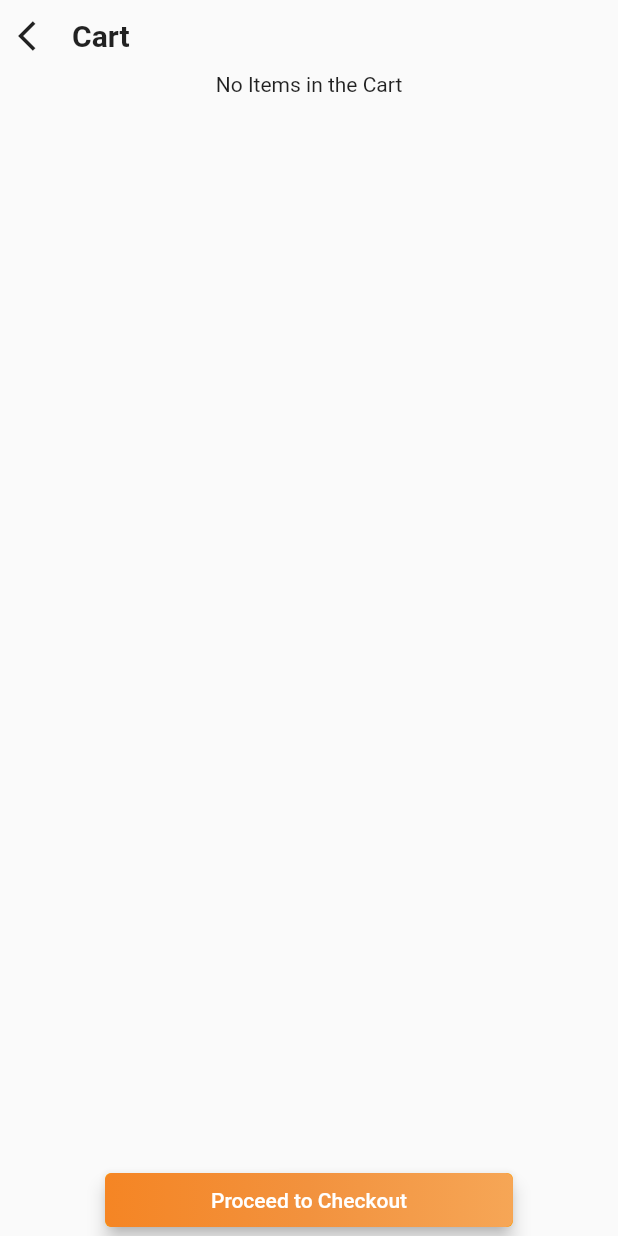
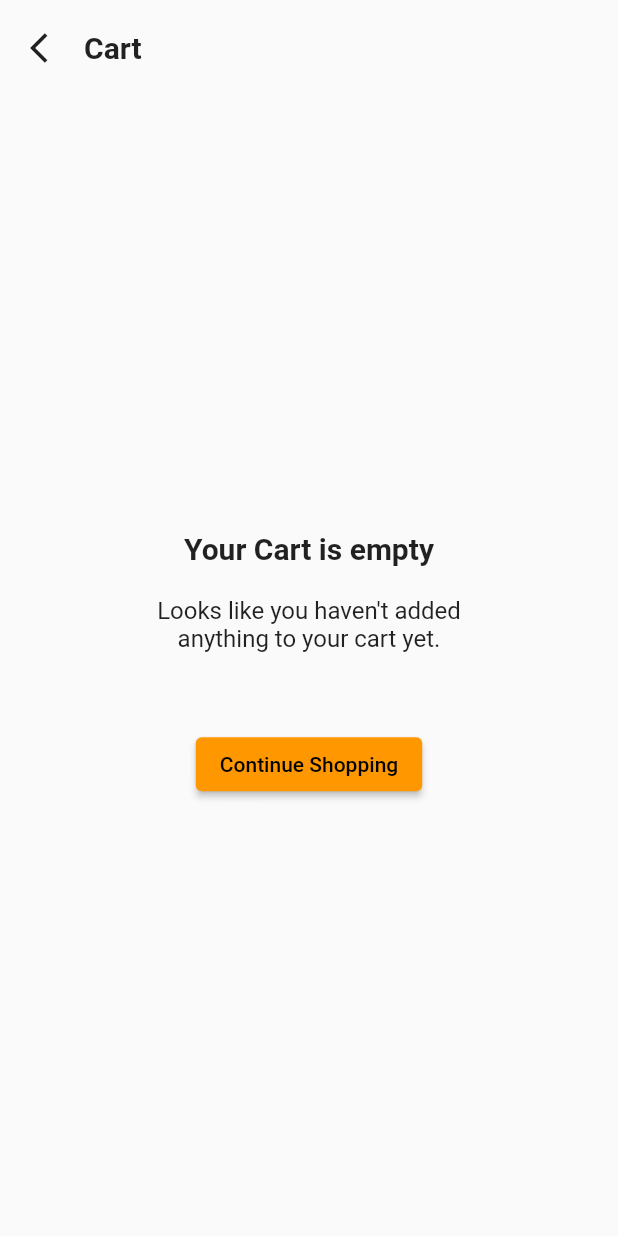
Before and after one commit to nandantws/flutter-learning, a Flutter app: the CartScreen screen opened by its route, on a phone screen of 412 x 824 dp. Run offline on Flutter 3.47's test engine with Material 2 defaults, Android fonts, the phone set to English and light mode, and no system bars; our stand-ins replace cloud_firestore, firebase_auth, firebase_core, readmore, shared_preferences; accounts and stored records are empty.

Commit message:
improved cart screen

```diff
--- a/lib/main.dart
+++ b/lib/main.dart
@@ -4,6 +4,7 @@ import 'package:helloworld/providers/category.dart';
 import 'package:helloworld/providers/product.dart';
 import 'package:helloworld/screens/Authentication/auth_page.dart';
 import 'package:helloworld/screens/Authentication/login.dart';
+import 'package:helloworld/screens/Authentication/loading.dart';
 import 'package:helloworld/screens/Authentication/signup.dart';
 import 'package:helloworld/screens/cart/cart.dart';
 import 'package:helloworld/screens/checkout/summary.dart';
@@ -58,6 +59,7 @@ class MyApp extends StatelessWidget {
           '/home': (context) => const Home(),
           '/cart': (context) => CartScreen(),
           '/checkout': (context) => const CheckoutScreen(),
+          '/loading': (context) => const LoadingScreen(),
         },
       ),
     );
--- a/lib/screens/cart/cart.dart
+++ b/lib/screens/cart/cart.dart
@@ -1,20 +1,38 @@
 import 'package:flutter/material.dart';
-import 'package:helloworld/screens/cart/utils.dart';
+import 'package:helloworld/models/cart_item.dart';
+import 'package:helloworld/screens/cart/cart_item_card.dart';
 import 'package:helloworld/screens/detail/utils.dart';
 import 'package:helloworld/screens/widgets/appbars.dart';
 import 'package:provider/provider.dart';
 
 import '../../handlers/authentication.dart';
 import '../../providers/product.dart';
+import 'empty_cart.dart';
 
-class CartItemsListing extends StatefulWidget {
-  const CartItemsListing({Key? key}) : super(key: key);
+class ItemList extends StatelessWidget {
+  final List<CartItem> items;
+  const ItemList({super.key, required this.items});
 
   @override
-  State<CartItemsListing> createState() => _CartItemsListingState();
+  Widget build(BuildContext context) {
+    return Column(children: [
+      ...List.generate(
+          items.length,
+          (i) => CartCard(
+                cartItem: items[i],
+              ))
+    ]);
+  }
 }
 
-class _CartItemsListingState extends State<CartItemsListing> {
+class CartScreen extends StatefulWidget {
+  CartScreen({Key? key}) : super(key: key);
+
+  @override
+  State<CartScreen> createState() => _CartScreenState();
+}
+
+class _CartScreenState extends State<CartScreen> {
   @override
   void initState() {
     super.initState();
@@ -25,29 +43,19 @@ class _CartItemsListingState extends State<CartItemsListing> {
   Widget build(BuildContext context) {
     ProductProvider productProvider = Provider.of<ProductProvider>(context);
 
-    return productProvider.cartItems.isNotEmpty
-        ? Column(children: [
-            ...List.generate(
-                productProvider.cartItems.length,
-                (i) => CartCard(
-                      cartItem: productProvider.cartItems[i],
-                    ))
-          ])
-        : const Center(child: Text("No Items in the Cart"));
-  }
-}
-
-class CartScreen extends StatelessWidget {
-  CartScreen({Key? key}) : super(key: key);
-
-  @override
-  Widget build(BuildContext context) {
     return Scaffold(
-      appBar: CartAppbar(),
-      body: Column(
+      appBar: const CartAppbar(),
+      body: SafeArea(
+        child: Padding(
+          padding: const EdgeInsets.symmetric(horizontal: 20),
+          child: productProvider.cartItems.isEmpty
+              ? const EmptyCart()
+              : Column(
                   mainAxisAlignment: MainAxisAlignment.spaceBetween,
                   children: [
-          CartItemsListing(),
+                    ItemList(
+                      items: productProvider.cartItems,
+                    ),
                     OrangeButton(
                         text: "Proceed to Checkout",
                         onPressed: () {
@@ -55,6 +63,8 @@ class CartScreen extends StatelessWidget {
                         })
                   ],
                 ),
+        ),
+      ),
     );
   }
 }
--- /dev/null
+++ b/lib/screens/cart/empty_cart.dart
@@ -0,0 +1,38 @@
+import 'package:flutter/material.dart';
+
+class EmptyCart extends StatelessWidget {
+  const EmptyCart({Key? key}) : super(key: key);
+
+  @override
+  Widget build(BuildContext context) {
+    return Center(
+      child: Column(
+        mainAxisAlignment: MainAxisAlignment.center,
+        children: [
+          const Text(
+            'Your Cart is empty',
+            style: TextStyle(fontSize: 20, fontWeight: FontWeight.bold),
+          ),
+          const SizedBox(
+            height: 20,
+          ),
+          const Text(
+            'Looks like you haven\'t added \nanything to your cart yet.',
+            style: TextStyle(
+              fontSize: 16,
+            ),
+            textAlign: TextAlign.center,
+          ),
+          const SizedBox(
+            height: 50,
+          ),
+          ElevatedButton(
+              onPressed: () {
+                Navigator.pushNamed(context, '/home');
+              },
+              child: const Text('Continue Shopping'))
+        ],
+      ),
+    );
+  }
+}
--- a/lib/screens/widgets/appbars.dart
+++ b/lib/screens/widgets/appbars.dart
@@ -71,6 +71,8 @@ class CartAppbar extends StatelessWidget implements PreferredSizeWidget {
   Widget build(BuildContext context) {
     Size size = MediaQuery.of(context).size;
     return SafeArea(
+      child: Padding(
+        padding: const EdgeInsets.all(8.0),
         child: Row(children: [
           IconButton(
               onPressed: () {
@@ -86,6 +88,7 @@ class CartAppbar extends StatelessWidget implements PreferredSizeWidget {
           ),
           // NotificationIcon()
         ]),
+      ),
     );
   }
 }
```
Also changed, not shown: lib/providers/authentication.dart (+3 -8 lines), lib/screens/Authentication/loading.dart (added, +74 -0 lines), lib/screens/cart/cart_item_card.dart (renamed from lib/screens/cart/utils.dart). Lines whose indentation alone changed are shown as unchanged.
